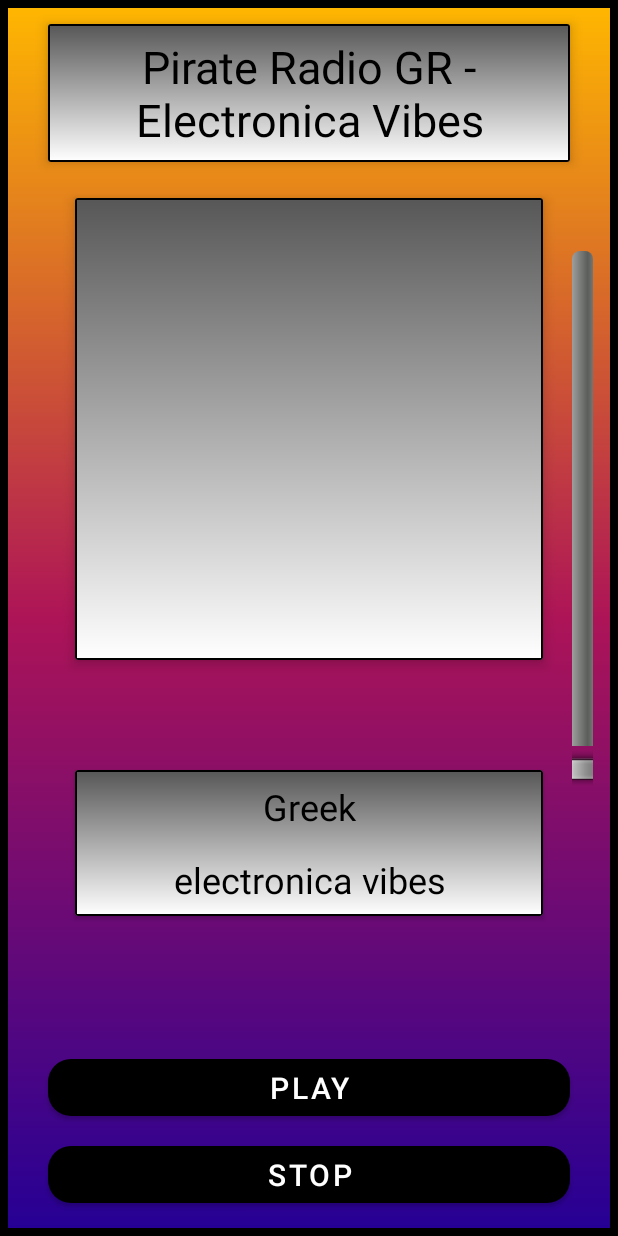
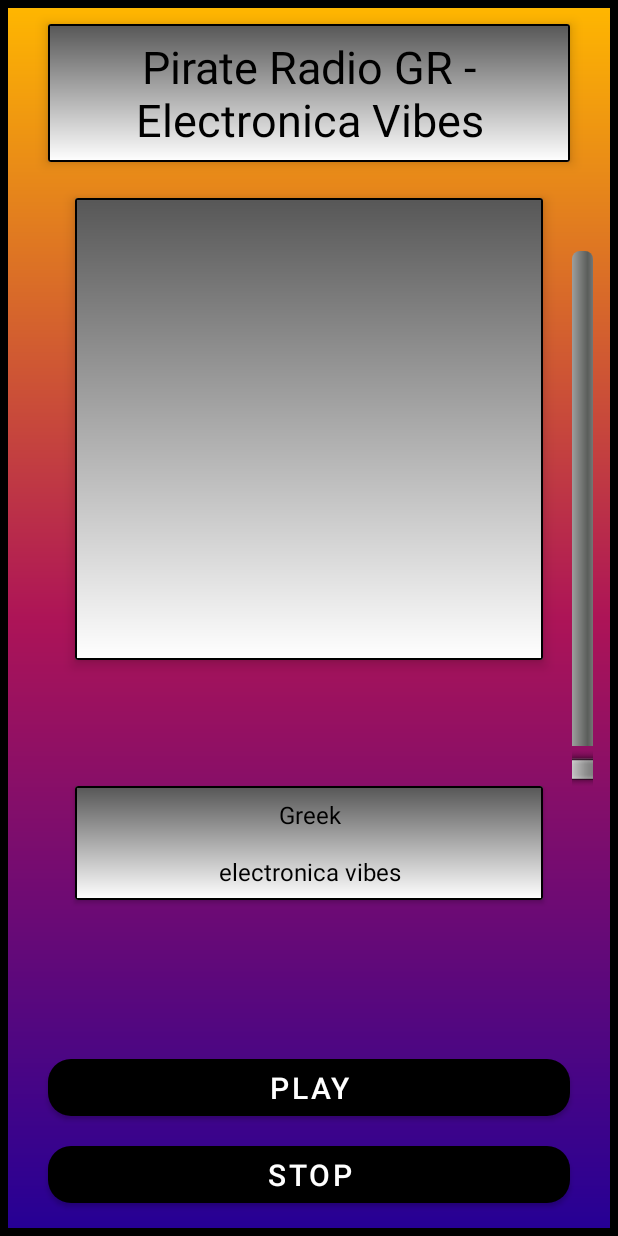
Before and after one commit to a-bytecode/RadioSharp, an Android app: the fragment DetailFragment placed in its activity, on a phone screen of 412 x 824 dp. Run offline under Robolectric (Android 15) with nearby library versions, the phone set to English and light mode, and no system bars; our stand-ins replace data binding; pictures from the network do not load; Roboto replaces fonts that are not available here; 1 statement that could not run was skipped.

```diff
--- a/app/src/main/res/layout/detail_fragment.xml
+++ b/app/src/main/res/layout/detail_fragment.xml
@@ -41,7 +41,7 @@
                     android:fontFamily="@font/aldrich"
                     android:text="electronica vibes"
                     android:textAlignment="center"
-                    android:textSize="24sp"
+                    android:textSize="16sp"
                     app:layout_constraintBottom_toBottomOf="parent"
                     app:layout_constraintEnd_toEndOf="parent"
                     app:layout_constraintHorizontal_bias="0.0"
@@ -59,7 +59,7 @@
                     android:fontFamily="@font/aldrich"
                     android:text="Greek"
                     android:textAlignment="center"
-                    android:textSize="24sp"
+                    android:textSize="16sp"
                     app:layout_constraintEnd_toEndOf="parent"
                     app:layout_constraintHorizontal_bias="0.0"
                     app:layout_constraintStart_toStartOf="parent"
```
Also changed, not shown: app/src/main/java/com/example/radiosharp/ui/DetailFragment.kt (+9 -3 lines).
